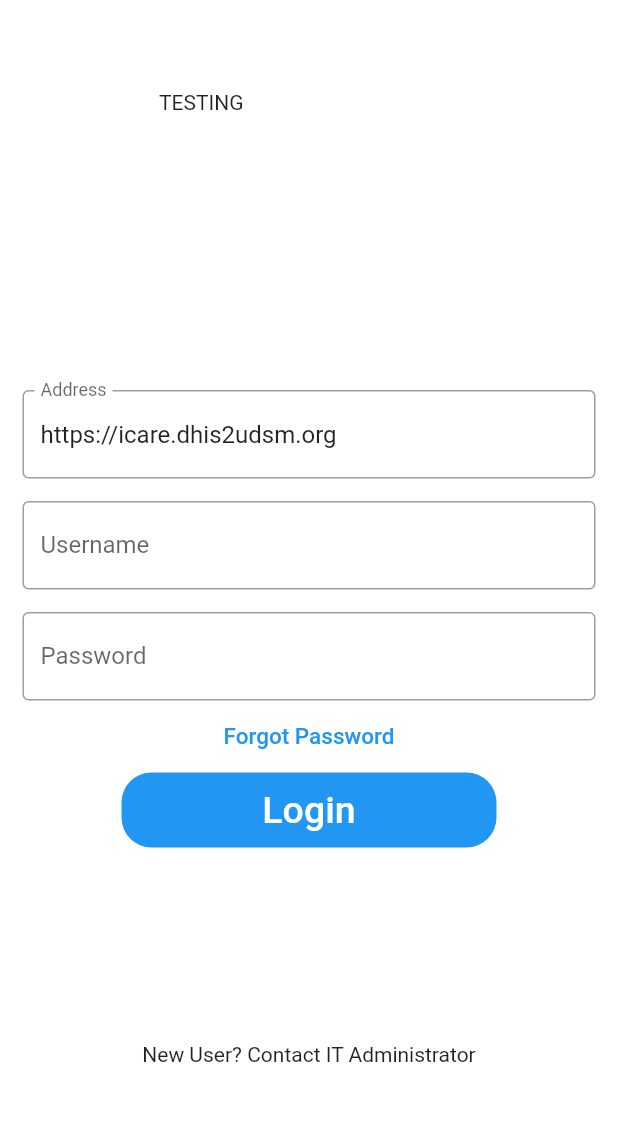
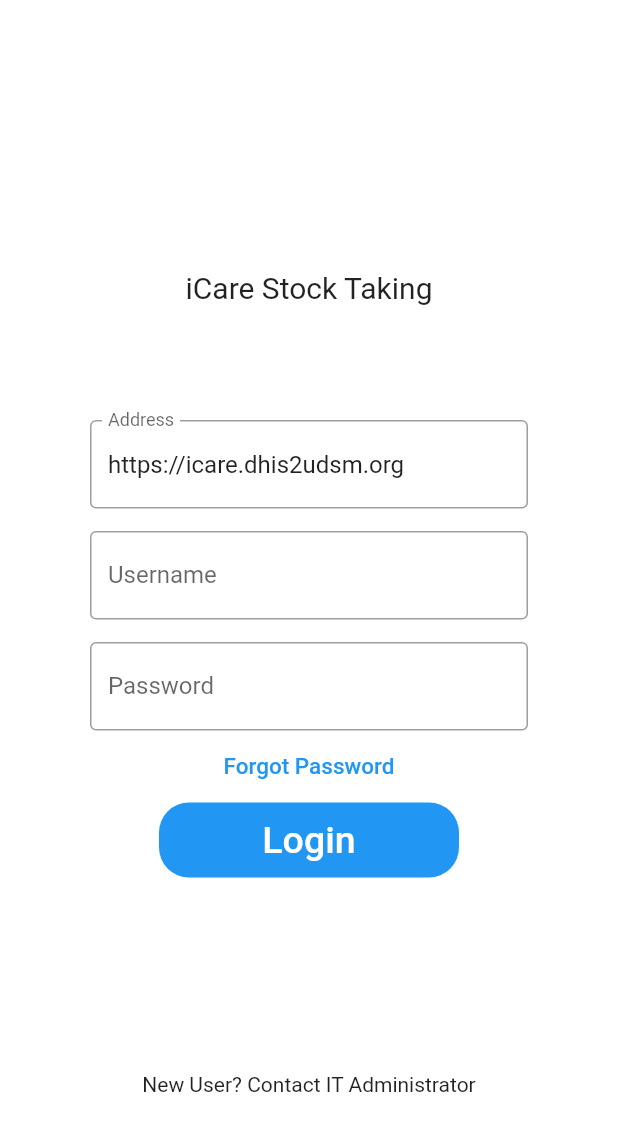
Before and after one commit to dhis2-club-tanzania/icare-mobile-pt, a Flutter app: the screen it shows after launch, on a phone screen of 412 x 824 dp. Shown: the top 1131 px of the screen. Run offline on Flutter 3.47's test engine with Material 2 defaults, Android fonts, the phone set to English and light mode, and no system bars; our stand-ins replace dropdown_search, syncfusion_flutter_datepicker; missing offline and left inert: flutter_barcode_scanner.

```diff
--- a/lib/login/login.dart
+++ b/lib/login/login.dart
@@ -51,18 +51,18 @@ class _LoginPageState extends State<LoginPage> {
           child: Column(
             children: <Widget>[
               Padding(
-                padding: const EdgeInsets.only(top: 60.0),
+                padding: const EdgeInsets.only(top: 180.0),
                 child: Center(
                   child: Container(
                       width: 200,
-                      height: 200,
-                      child: Text('TESTING'),
+                      height: 100,
+                      child: Text('iCare Stock Taking', textAlign: TextAlign.center, style: TextStyle(fontSize: 20),),
                   ),
                 ),
               ),
               Padding(
                 //padding: const EdgeInsets.only(left:15.0,right: 15.0,top:0,bottom: 0),
-                padding: EdgeInsets.symmetric(horizontal: 15),
+                padding: EdgeInsets.symmetric(horizontal: 60),
                 child: TextField(
                   controller: addressController,
                   decoration: InputDecoration(
@@ -74,7 +74,7 @@ class _LoginPageState extends State<LoginPage> {
               Padding(
                 //padding: const EdgeInsets.only(left:15.0,right: 15.0,top:0,bottom: 0),
                 padding: const EdgeInsets.only(
-                    left: 15.0, right: 15.0, top: 15, bottom: 0),
+                    left: 60, right: 60, top: 15, bottom: 0),
                 child: TextField(
                   controller: usernameController,
                   decoration: InputDecoration(
@@ -85,7 +85,7 @@ class _LoginPageState extends State<LoginPage> {
               ),
               Padding(
                 padding: const EdgeInsets.only(
-                    left: 15.0, right: 15.0, top: 15, bottom: 0),
+                    left: 60, right: 60, top: 15, bottom: 0),
                 //padding: EdgeInsets.symmetric(horizontal: 15),
                 child: TextField(
                   obscureText: true,
@@ -108,7 +108,7 @@ class _LoginPageState extends State<LoginPage> {
               ),
               Container(
                 height: 50,
-                width: 250,
+                width: 200,
                 decoration: BoxDecoration(
                     color: Colors.blue, borderRadius: BorderRadius.circular(20)),
                 child: FlatButton(
```
Also changed, not shown: lib/models/drug_response_model.dart (+8 -3 lines), lib/shared/drug_service.dart (+6 -3 lines), lib/stock_taking/stock_taking.dart (+30 -37 lines).
